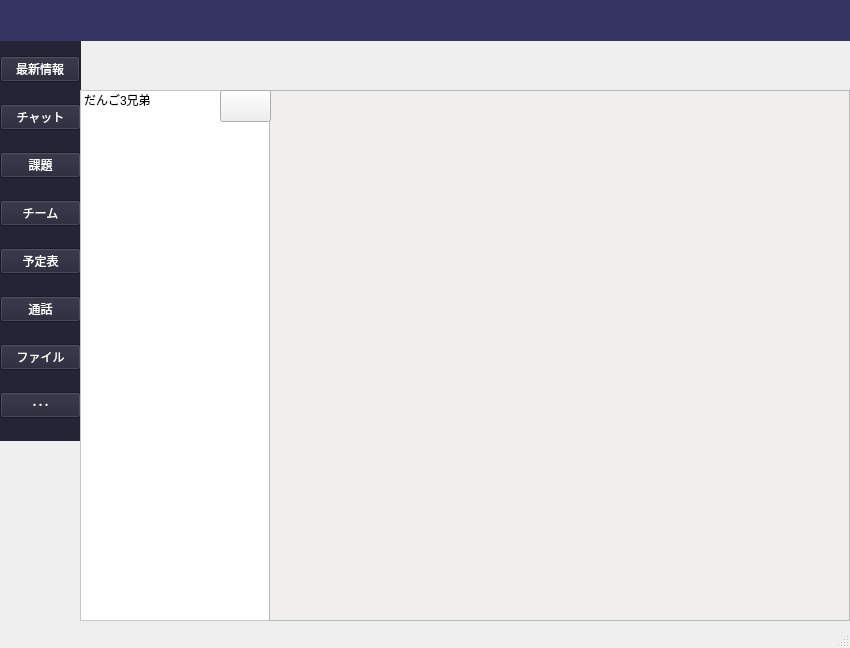
kanekou/fix_ui_teams, file chat_screen.ui: the form before one commit.
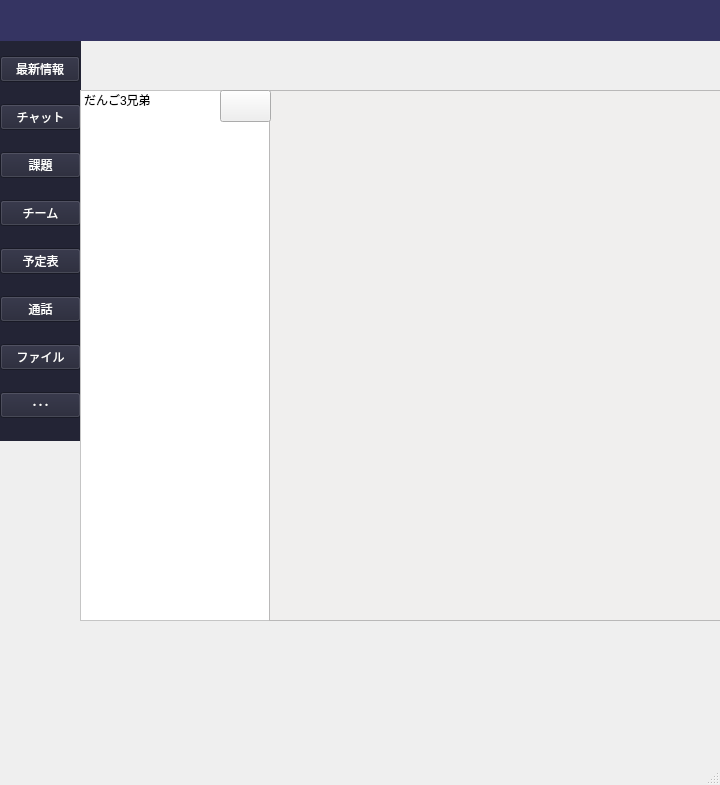
The form after the commit. Icons and pictures are not drawn.

```diff
--- a/chat_screen.ui
+++ b/chat_screen.ui
@@ -9,8 +9,8 @@
    <rect>
     <x>0</x>
     <y>0</y>
-    <width>850</width>
-    <height>648</height>
+    <width>720</width>
+    <height>785</height>
    </rect>
   </property>
   <property name="sizePolicy">
```
Left out of the diff: 2 changed lines with no effect on the pictures.
